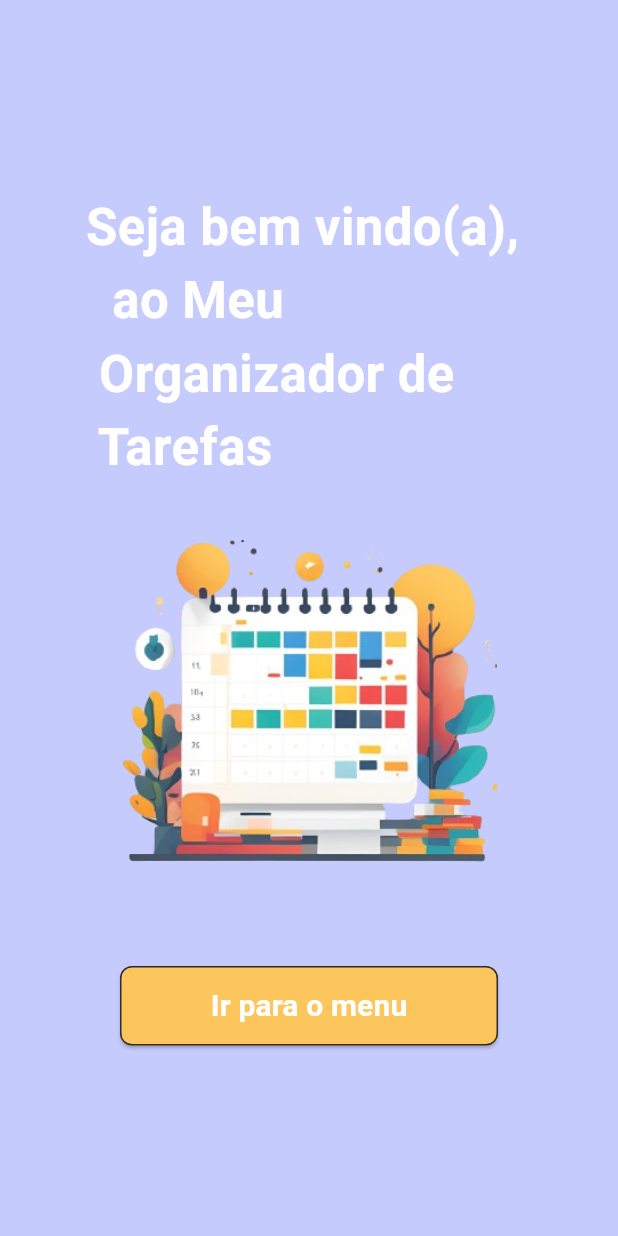
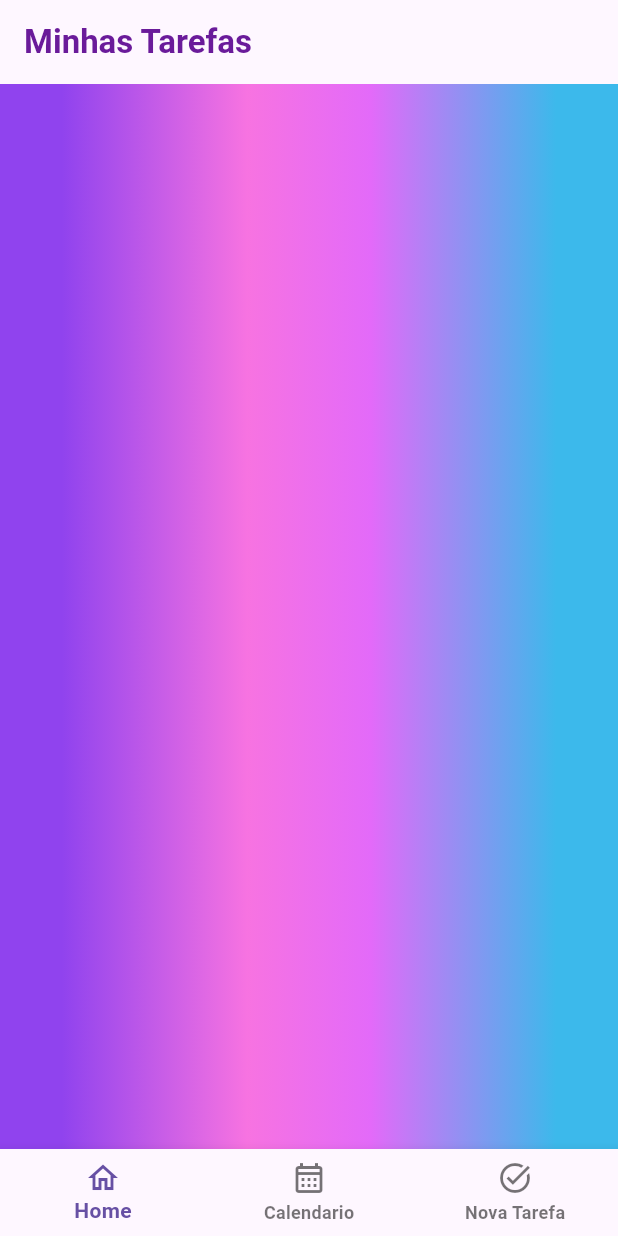
Before and after one commit to anabellypassos/OrganizadordeTarefas, a Flutter app: the screen it shows after launch, on a phone screen of 412 x 824 dp. Run offline on Flutter 3.47's test engine with Material 3 defaults, Android fonts, the phone set to English and light mode, and no system bars; our stand-ins replace table_calendar.

Commit message:
tela home

```diff
--- a/lib/Pages/Home/home_principal.dart
+++ b/lib/Pages/Home/home_principal.dart
@@ -1,71 +1,56 @@
 import 'package:flutter/material.dart';
-import 'package:organizadortarefas/Pages/Calendario/calendario.dart';
 
-class Home extends StatefulWidget {
-  const Home({super.key});
+class HomePrincipal extends StatelessWidget {
+  const HomePrincipal({super.key});
 
-  @override
-  _HomeState createState() => _HomeState();
-}
-
-class _HomeState extends State<Home> {
   @override
   Widget build(BuildContext context) {
     return Scaffold(
         appBar: AppBar(
-        backgroundColor: const Color(0xFFC5CBFD),
-        iconTheme: const IconThemeData(color: Colors.white),
+          title:Text(
+            'Minhas Tarefas',
+          style: TextStyle(
+            color:Colors.purple[800],
           ),
-      drawer: Drawer(
-        child: ListView(
-          children: [
-            const ListTile(
-              leading: Icon(Icons.home_outlined, color: Color.fromARGB(255, 49, 49, 49)),
-              title: Text('Menu', style: TextStyle(color:Color.fromARGB(255, 49, 49, 49))),
           ),
-            ListTile(
-              leading: const Icon(Icons.date_range_outlined, color: Color.fromARGB(255, 49, 49, 49)),
-              title: const Text('Calendário', style: TextStyle(color: Color.fromARGB(255, 49, 49, 49))),
-              onTap: () {
-                Navigator.push(
-                  context,
-                  MaterialPageRoute(builder: (context) => const Calendario()),
-                );
-              },
+
+
         ),
-            const ListTile(
-              leading: Icon(Icons.view_agenda_outlined, color: Color.fromARGB(255, 49, 49, 49)),
-              title: Text('Agenda', style: TextStyle(color:Color.fromARGB(255, 49, 49, 49))),
+        bottomNavigationBar: BottomNavigationBar(currentIndex: 0, items: const [
+          BottomNavigationBarItem(
+            icon: Icon(Icons.home_outlined),
+            label: "Home",
           ),
-            const ListTile(
-              leading: Icon(Icons.wb_sunny_outlined, color: Color.fromARGB(255, 49, 49, 49)),
-              title: Text('Organizador diário', style: TextStyle(color:Color.fromARGB(255, 49, 49, 49))),
+          BottomNavigationBarItem(
+            icon: Icon(Icons.calendar_month_outlined),
+            label: "Calendario",
           ),
-            const ListTile(
-              leading: Icon(Icons.calendar_today, color: Color.fromARGB(255, 49, 49, 49)),
-              title: Text('Organizador semanal', style: TextStyle(color:Color.fromARGB(255, 49, 49, 49))),
+          BottomNavigationBarItem(
+            icon: Icon(Icons.task_alt_outlined),
+            label: "Nova Tarefa",
           ),
-            const ListTile(
-              leading: Icon(Icons.assignment_outlined, color: Color.fromARGB(255, 49, 49, 49)),
-              title: Text('Anotações', style: TextStyle(color:Color.fromARGB(255, 49, 49, 49))),
-            ),
-            const Divider(),
-            const SizedBox(height: 20),
-            Image.asset('assets/image/nave.png'), // Ajuste o caminho da imagem conforme necessário
+        ]),
+        body: Center(
+          child: Container(
+            decoration: const BoxDecoration(
+              gradient: LinearGradient(
+                begin: Alignment.topRight,
+                end: Alignment.topLeft,
+                stops: [
+                  0.1,
+                  0.4,
+                  0.6,
+                  0.9,
+                ],
+                colors: [
+                  Color.fromARGB(255, 60, 185, 235),
+                  Color.fromARGB(255, 227, 106, 249),
+                  Color.fromARGB(255, 247, 115, 225),
+                  Color.fromARGB(255, 144, 67, 238),
                 ],
               ),
             ),
-      body: Container(
-        width: double.infinity,
-        height: double.infinity,
-        color: const Color(0xFFC5CBFD),
-        child: Center(
-          child: Image.asset('assets/image/menu.png',
-          fit: BoxFit.contain,
           ),
-
-        ),
-      ),
-    );
+        ));
   }
 }
--- a/lib/main.dart
+++ b/lib/main.dart
@@ -2,11 +2,12 @@ import 'package:flutter/material.dart';
 import 'Pages/Home/home_principal.dart';
 
 void main() {
-  runApp(const Inicio());
+  runApp(const MyApp());
 }
 
-class Inicio extends StatelessWidget {
-  const Inicio({super.key});
+// Definição da classe MyApp
+class MyApp extends StatelessWidget {
+  const MyApp({super.key});
 
   @override
   Widget build(BuildContext context) {
@@ -15,76 +16,10 @@ class Inicio extends StatelessWidget {
       theme: ThemeData(
         primarySwatch: Colors.blue,
       ),
-      home: const MyHomePage(),
+      initialRoute: '/',
+      routes: {
+        '/': (context) => const HomePrincipal(), // Corrigir aqui: Retorna a instância do widget
+      },
     );
   }
 }
-
-class MyHomePage extends StatelessWidget {
-  const MyHomePage({super.key});
-
-  @override
-  Widget build(BuildContext context) {
-    return Scaffold(
-      body: Container(
-        width: double.infinity,
-        height: double.infinity,
-        color: const Color(0xFFC5CBFD),
-        padding: const EdgeInsets.all(16.0),
-        child: Column(
-          mainAxisAlignment: MainAxisAlignment.center,
-          children: [
-            const Text(
-              'Seja bem vindo(a), \n  ao Meu \n Organizador de \n Tarefas',
-              style: TextStyle(
-                fontSize: 34,
-                color: Colors.white,
-                fontFamily: 'Roboto',
-                fontWeight: FontWeight.bold,
-              ),
-              textAlign: TextAlign.left,
-            ),
-            const SizedBox(height: 20),
-            Image.asset(
-              'assets/image/logo.png',
-              width: 250,
-              height: 250,
-            ),
-            const SizedBox(height: 51),
-            SizedBox(
-              width: 252,
-              height: 53,
-              child: ElevatedButton(
-                onPressed: () {
-                  Navigator.push(
-                    context,
-                    MaterialPageRoute(builder: (context) => const Home()),
-                  );
-                },
-                style: ElevatedButton.styleFrom(
-                  backgroundColor: const Color(0xFFFCC65C),
-                  shape: RoundedRectangleBorder(
-                    borderRadius: BorderRadius.circular(8),
-                    side: const BorderSide(
-                      color: Color(0xFF2C2C2C),
-                      width: 1,
-                    ),
-                  ),
-                ),
-                child: const Text(
-                  'Ir para o menu',
-                  style: TextStyle(
-                    fontFamily: 'Roboto',
-                    fontWeight: FontWeight.bold,
-                    fontSize: 20,
-                    color: Colors.white,
-                  ),
-                ),
-              ),
-            ),
-          ],
-        ),
-      ),
-    );
-  }
-}
--- a/pubspec.yaml
+++ b/pubspec.yaml
@@ -13,6 +13,7 @@ dependencies:
   cupertino_icons: ^1.0.6
   table_calendar: ^3.1.2
   intl: ^0.19.0
+  flutter_gradient_app_bar: ^0.3.1
 
 dev_dependencies:
   flutter_test:
```
Also changed, not shown: pubspec.lock, 1 other file. Lines whose indentation alone changed are shown as unchanged.
